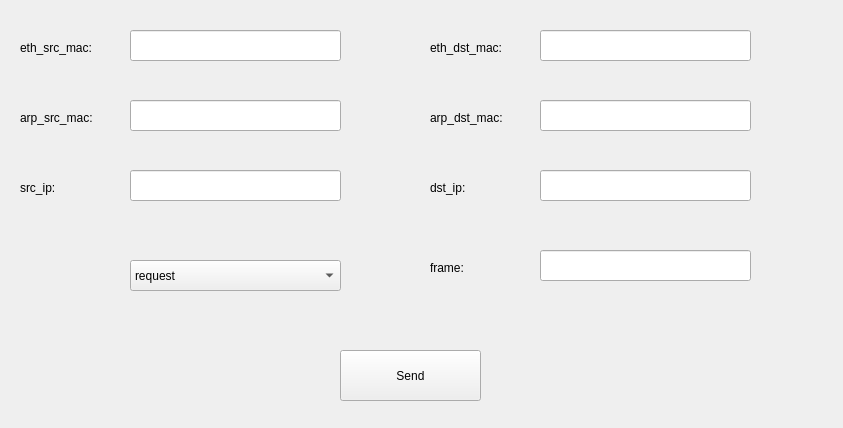
Above: widget.ui from watercow/ARPtool before the change. Below: the same form after it.
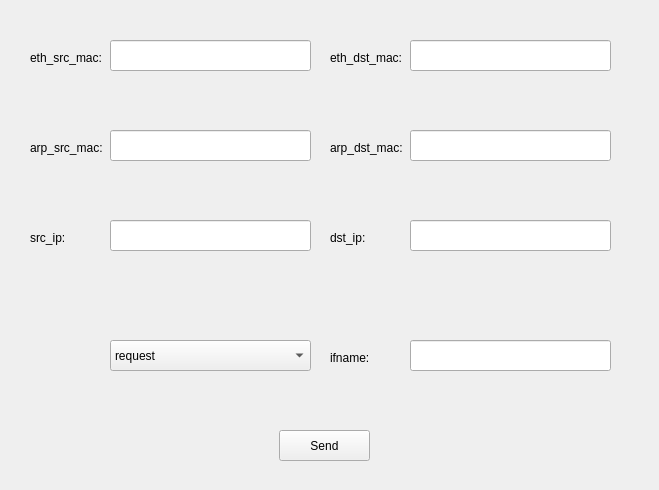
That is the form after the change.

Commit message: 修复arp.cpp部分bug和完成界面代码

```diff
--- a/widget.ui
+++ b/widget.ui
@@ -6,8 +6,8 @@
    <rect>
     <x>0</x>
     <y>0</y>
-    <width>843</width>
-    <height>428</height>
+    <width>659</width>
+    <height>490</height>
    </rect>
   </property>
   <property name="windowTitle">
@@ -16,9 +16,9 @@
   <widget class="QLineEdit" name="eth_src_mac_Edit">
    <property name="geometry">
     <rect>
-     <x>130</x>
-     <y>30</y>
-     <width>211</width>
+     <x>110</x>
+     <y>40</y>
+     <width>201</width>
      <height>31</height>
     </rect>
    </property>
@@ -26,9 +26,9 @@
   <widget class="QLabel" name="label">
    <property name="geometry">
     <rect>
-     <x>20</x>
-     <y>40</y>
-     <width>101</width>
+     <x>30</x>
+     <y>50</y>
+     <width>81</width>
      <height>16</height>
     </rect>
    </property>
@@ -36,22 +36,12 @@
     <string>eth_src_mac:</string>
    </property>
   </widget>
-  <widget class="QLineEdit" name="eth_dst_mac_Edit">
-   <property name="geometry">
-    <rect>
-     <x>540</x>
-     <y>30</y>
-     <width>211</width>
-     <height>31</height>
-    </rect>
-   </property>
-  </widget>
   <widget class="QLabel" name="label_2">
    <property name="geometry">
     <rect>
-     <x>430</x>
-     <y>40</y>
-     <width>101</width>
+     <x>330</x>
+     <y>50</y>
+     <width>71</width>
      <height>16</height>
     </rect>
    </property>
@@ -62,19 +52,9 @@
   <widget class="QLineEdit" name="arp_dst_mac_Edit">
    <property name="geometry">
     <rect>
-     <x>540</x>
-     <y>100</y>
-     <width>211</width>
-     <height>31</height>
-    </rect>
-   </property>
-  </widget>
-  <widget class="QLineEdit" name="arp_src_mac_Edit">
-   <property name="geometry">
-    <rect>
-     <x>130</x>
-     <y>100</y>
-     <width>211</width>
+     <x>410</x>
+     <y>40</y>
+     <width>201</width>
      <height>31</height>
     </rect>
    </property>
@@ -82,9 +62,9 @@
   <widget class="QLabel" name="label_3">
    <property name="geometry">
     <rect>
-     <x>20</x>
-     <y>110</y>
-     <width>101</width>
+     <x>30</x>
+     <y>140</y>
+     <width>81</width>
      <height>16</height>
     </rect>
    </property>
@@ -92,25 +72,68 @@
     <string>arp_src_mac:</string>
    </property>
   </widget>
+  <widget class="QLineEdit" name="arp_src_mac_Edit">
+   <property name="geometry">
+    <rect>
+     <x>110</x>
+     <y>130</y>
+     <width>201</width>
+     <height>31</height>
+    </rect>
+   </property>
+  </widget>
   <widget class="QLabel" name="label_4">
    <property name="geometry">
     <rect>
-     <x>430</x>
-     <y>110</y>
-     <width>101</width>
+     <x>330</x>
+     <y>140</y>
+     <width>81</width>
      <height>16</height>
     </rect>
    </property>
    <property name="text">
     <string>arp_dst_mac:</string>
    </property>
+   <property name="textFormat">
+    <enum>Qt::AutoText</enum>
+   </property>
+  </widget>
+  <widget class="QLineEdit" name="arp_dst_mac_Edit">
+   <property name="geometry">
+    <rect>
+     <x>410</x>
+     <y>130</y>
+     <width>201</width>
+     <height>31</height>
+    </rect>
+   </property>
+  </widget>
+  <widget class="QLineEdit" name="dst_ip_Edit">
+   <property name="geometry">
+    <rect>
+     <x>410</x>
+     <y>220</y>
+     <width>201</width>
+     <height>31</height>
+    </rect>
+   </property>
+  </widget>
+  <widget class="QLineEdit" name="src_ip_Edit">
+   <property name="geometry">
+    <rect>
+     <x>110</x>
+     <y>220</y>
+     <width>201</width>
+     <height>31</height>
+    </rect>
+   </property>
   </widget>
   <widget class="QLabel" name="label_5">
    <property name="geometry">
     <rect>
-     <x>20</x>
-     <y>180</y>
-     <width>101</width>
+     <x>30</x>
+     <y>230</y>
+     <width>81</width>
      <height>16</height>
     </rect>
    </property>
@@ -121,42 +144,25 @@
   <widget class="QLabel" name="label_6">
    <property name="geometry">
     <rect>
-     <x>430</x>
-     <y>180</y>
-     <width>101</width>
+     <x>330</x>
+     <y>230</y>
+     <width>81</width>
      <height>16</height>
     </rect>
    </property>
    <property name="text">
     <string>dst_ip:</string>
    </property>
-  </widget>
-  <widget class="QLineEdit" name="src_ip_Edit">
-   <property name="geometry">
-    <rect>
-     <x>130</x>
-     <y>170</y>
-     <width>211</width>
-     <height>31</height>
-    </rect>
-   </property>
-  </widget>
-  <widget class="QLineEdit" name="dst_ip_Edit">
-   <property name="geometry">
-    <rect>
-     <x>540</x>
-     <y>170</y>
-     <width>211</width>
-     <height>31</height>
-    </rect>
+   <property name="textFormat">
+    <enum>Qt::AutoText</enum>
    </property>
   </widget>
   <widget class="QComboBox" name="op_comboBox">
    <property name="geometry">
     <rect>
-     <x>130</x>
-     <y>260</y>
-     <width>211</width>
+     <x>110</x>
+     <y>340</y>
+     <width>201</width>
      <height>31</height>
     </rect>
    </property>
@@ -171,42 +177,45 @@
     </property>
    </item>
   </widget>
-  <widget class="QLabel" name="label_7">
-   <property name="geometry">
-    <rect>
-     <x>430</x>
-     <y>260</y>
-     <width>101</width>
-     <height>16</height>
-    </rect>
-   </property>
-   <property name="text">
-    <string>frame:</string>
-   </property>
-  </widget>
-  <widget class="QLineEdit" name="frame_Edit">
-   <property name="geometry">
-    <rect>
-     <x>540</x>
-     <y>250</y>
-     <width>211</width>
-     <height>31</height>
-    </rect>
-   </property>
-  </widget>
   <widget class="QPushButton" name="Send_pushButton">
    <property name="geometry">
     <rect>
-     <x>340</x>
-     <y>350</y>
-     <width>141</width>
-     <height>51</height>
+     <x>279</x>
+     <y>430</y>
+     <width>91</width>
+     <height>31</height>
     </rect>
    </property>
    <property name="text">
     <string>Send</string>
    </property>
   </widget>
+  <widget class="QLabel" name="label_7">
+   <property name="geometry">
+    <rect>
+     <x>330</x>
+     <y>350</y>
+     <width>81</width>
+     <height>16</height>
+    </rect>
+   </property>
+   <property name="text">
+    <string>ifname:</string>
+   </property>
+   <property name="textFormat">
+    <enum>Qt::AutoText</enum>
+   </property>
+  </widget>
+  <widget class="QLineEdit" name="ifname_Edit">
+   <property name="geometry">
+    <rect>
+     <x>410</x>
+     <y>340</y>
+     <width>201</width>
+     <height>31</height>
+    </rect>
+   </property>
+  </widget>
  </widget>
  <layoutdefault spacing="6" margin="11"/>
  <resources/>
```
Left out of the diff: 4 changed lines with no effect on the pictures. The commit also changes 6 other files.
